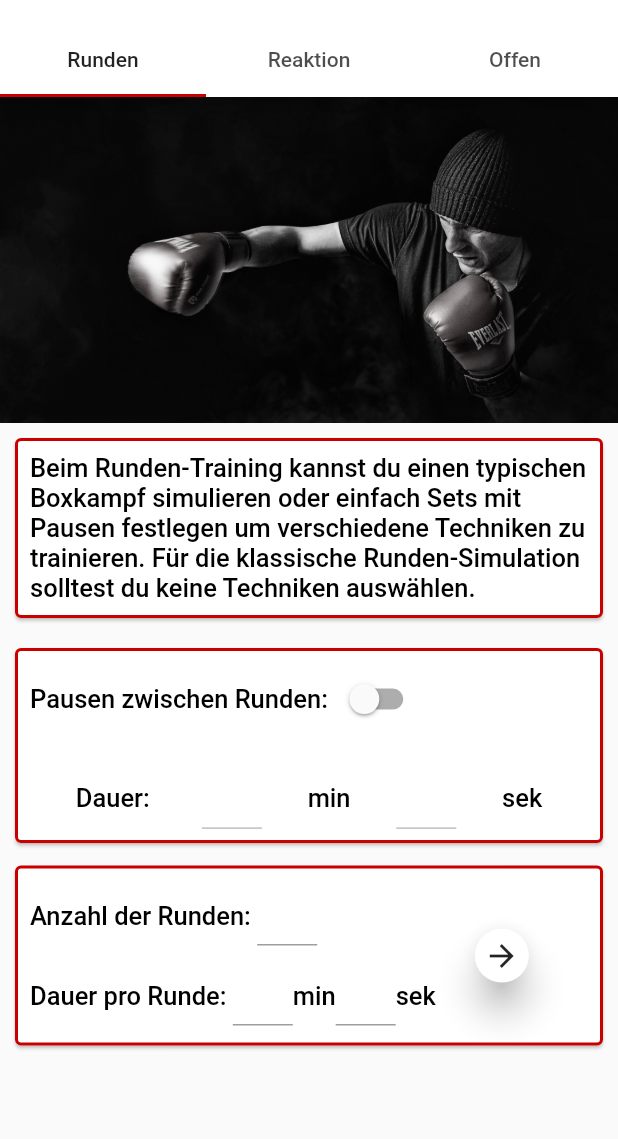
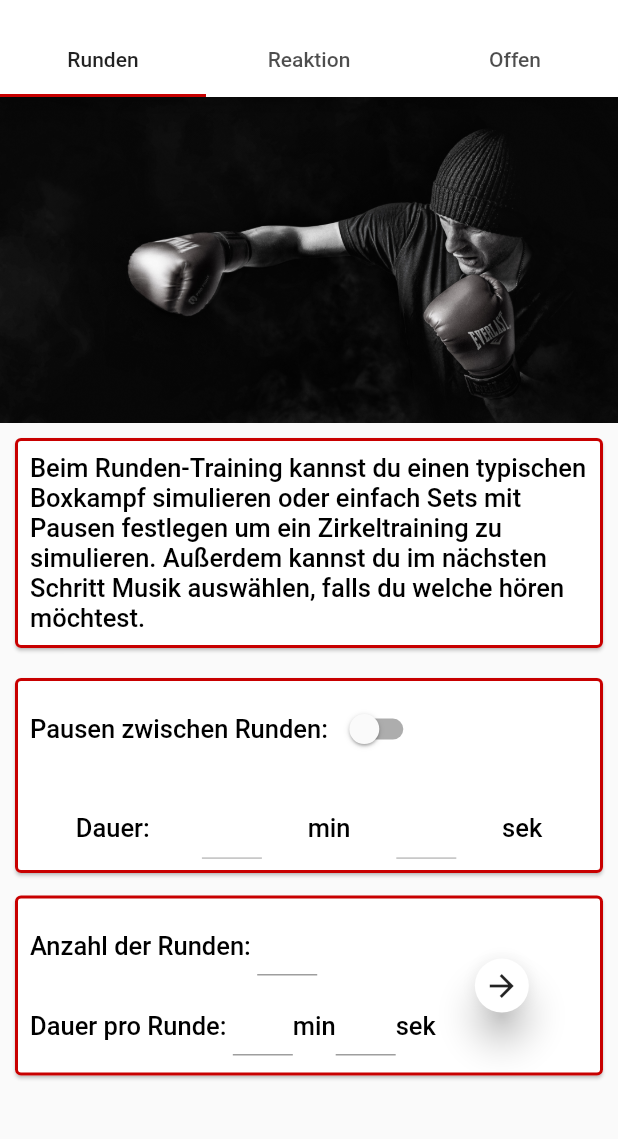
Before and after one commit to tabearunzheimer/boxing_app, a Flutter app: the ChooseWorkoutStyleScreen screen opened by its route, on a phone screen of 412 x 824 dp, the part 59-1198 px from its top. Run offline on Flutter 3.47's test engine with Material 2 defaults, Android fonts, the phone set to English and light mode, and no system bars; our stand-ins replace audioplayers, flushbar, flutter_calendar_carousel, flutter_tts, image_picker, shared_preferences and 2 more; missing offline and left inert: flutter_audio_query; accounts and stored records are empty.

Commit message:
Change workout-style-screen texts

```diff
--- a/lib/helper/Workout.dart
+++ b/lib/helper/Workout.dart
@@ -88,7 +88,7 @@ class Workout {
 
   String getDurationAsString(){
     print("duration:_${((this._duration - this._duration.toInt()) * 100)}");
-    return "${this._duration.toInt()} min ${((this._duration - this._duration.toInt()) * 100).toInt()} sek ";
+    return "${this._duration.toInt()} min ${((this._duration - this._duration.toInt()) * 100).toInt()} sek git ";
   }
 
   String getWeekDay(){
--- a/lib/screens/choose_workout_style_screen.dart
+++ b/lib/screens/choose_workout_style_screen.dart
@@ -90,8 +90,8 @@ class _ChooseWorkoutStyleScreenState extends State<ChooseWorkoutStyleScreen>
                 padding: EdgeInsets.all(10),
                 child: Text(
                   i == 0
-                      ? "Beim Runden-Training kannst du einen typischen Boxkampf simulieren oder einfach Sets mit Pausen festlegen um verschiedene Techniken zu trainieren. Für die klassische Runden-Simulation solltest du keine Techniken auswählen."
-                      : "Das Reaktionstraining funktioniert wie das Runden-Training, allerdings musst du hier verschiedene Techniken auswählen. Diese werden dann während des Trainings genannt und du musst Sie so schnell wie möglich ausführen.",
+                      ? "Beim Runden-Training kannst du einen typischen Boxkampf simulieren oder einfach Sets mit Pausen festlegen um ein Zirkeltraining zu simulieren. Außerdem kannst du im nächsten Schritt Musik auswählen, falls du welche hören möchtest."
+                      : "Das Reaktionstraining funktioniert wie das Runden-Training, allerdings musst du hier verschiedene Techniken auswählen. Diese werden dann während des Trainings genannt und du musst Sie so schnell wie möglich ausführen. Wenn die Techniken zu schnell gesagt werden, überspringe eine Technik und führe direkt die nächste aus.",
                   style: Theme.of(context).textTheme.body2,
                 ),
               ),
```
